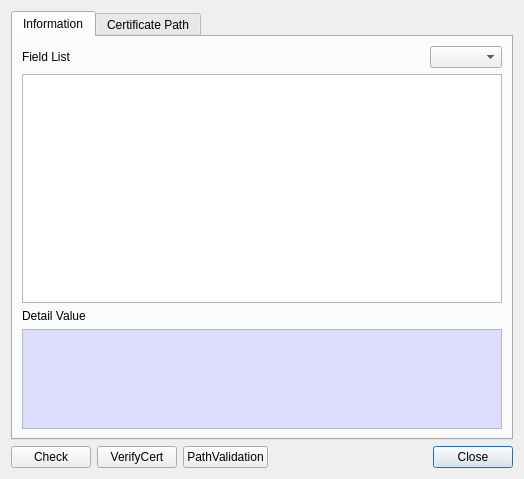
Before: the Qt Designer form CertMan/cert_info_dlg.ui in jykim74/CertMan, drawn with Qt 5.
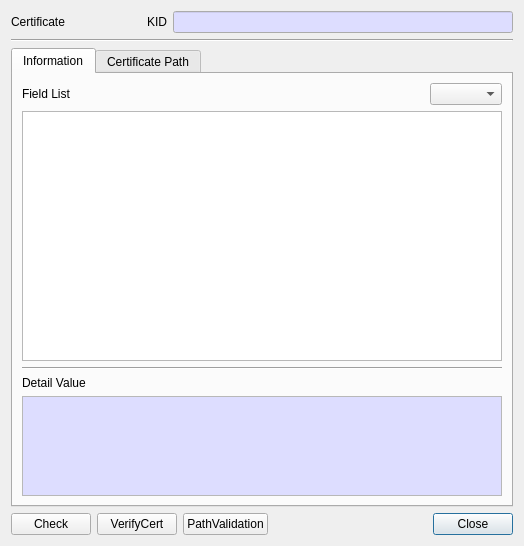
After: the same form once the commit is applied.

Commit message: PriKey Cert CSR KID 지원

The edit to the form file:
```diff
--- a/CertMan/cert_info_dlg.ui
+++ b/CertMan/cert_info_dlg.ui
@@ -7,13 +7,94 @@
     <x>0</x>
     <y>0</y>
     <width>524</width>
-    <height>479</height>
+    <height>546</height>
    </rect>
   </property>
   <property name="windowTitle">
    <string>Certificate information</string>
   </property>
   <layout class="QVBoxLayout" name="verticalLayout">
+   <item>
+    <layout class="QGridLayout" name="gridLayout_5">
+     <property name="topMargin">
+      <number>0</number>
+     </property>
+     <item row="0" column="3">
+      <widget class="QLineEdit" name="mKIDText">
+       <property name="minimumSize">
+        <size>
+         <width>340</width>
+         <height>0</height>
+        </size>
+       </property>
+       <property name="palette">
+        <palette>
+         <active>
+          <colorrole role="Base">
+           <brush brushstyle="SolidPattern">
+            <color alpha="255">
+             <red>221</red>
+             <green>221</green>
+             <blue>255</blue>
+            </color>
+           </brush>
+          </colorrole>
+         </active>
+         <inactive>
+          <colorrole role="Base">
+           <brush brushstyle="SolidPattern">
+            <color alpha="255">
+             <red>221</red>
+             <green>221</green>
+             <blue>255</blue>
+            </color>
+           </brush>
+          </colorrole>
+         </inactive>
+         <disabled/>
+        </palette>
+       </property>
+       <property name="readOnly">
+        <bool>true</bool>
+       </property>
+      </widget>
+     </item>
+     <item row="0" column="0">
+      <widget class="QLabel" name="label_5">
+       <property name="text">
+        <string>Certificate</string>
+       </property>
+      </widget>
+     </item>
+     <item row="0" column="2">
+      <widget class="QLabel" name="label_6">
+       <property name="text">
+        <string>KID</string>
+       </property>
+      </widget>
+     </item>
+     <item row="0" column="1">
+      <spacer name="horizontalSpacer_3">
+       <property name="orientation">
+        <enum>Qt::Horizontal</enum>
+       </property>
+       <property name="sizeHint" stdset="0">
+        <size>
+         <width>40</width>
+         <height>20</height>
+        </size>
+       </property>
+      </spacer>
+     </item>
+    </layout>
+   </item>
+   <item>
+    <widget class="Line" name="line_2">
+     <property name="orientation">
+      <enum>Qt::Horizontal</enum>
+     </property>
+    </widget>
+   </item>
    <item>
     <widget class="QTabWidget" name="tabWidget">
      <property name="minimumSize">
@@ -30,63 +111,6 @@
        <string>Information</string>
       </attribute>
       <layout class="QGridLayout" name="gridLayout_2">
-       <item row="4" column="0">
-        <widget class="QPlainTextEdit" name="mDetailText">
-         <property name="maximumSize">
-          <size>
-           <width>16777215</width>
-           <height>100</height>
-          </size>
-         </property>
-         <property name="palette">
-          <palette>
-           <active>
-            <colorrole role="Base">
-             <brush brushstyle="SolidPattern">
-              <color alpha="255">
-               <red>221</red>
-               <green>221</green>
-               <blue>255</blue>
-              </color>
-             </brush>
-            </colorrole>
-           </active>
-           <inactive>
-            <colorrole role="Base">
-             <brush brushstyle="SolidPattern">
-              <color alpha="255">
-               <red>221</red>
-               <green>221</green>
-               <blue>255</blue>
-              </color>
-             </brush>
-            </colorrole>
-           </inactive>
-           <disabled>
-            <colorrole role="Base">
-             <brush brushstyle="SolidPattern">
-              <color alpha="255">
-               <red>240</red>
-               <green>240</green>
-               <blue>240</blue>
-              </color>
-             </brush>
-            </colorrole>
-           </disabled>
-          </palette>
-         </property>
-         <property name="readOnly">
-          <bool>true</bool>
-         </property>
-        </widget>
-       </item>
-       <item row="3" column="0">
-        <widget class="QLabel" name="label_2">
-         <property name="text">
-          <string>Detail Value</string>
-         </property>
-        </widget>
-       </item>
        <item row="2" column="0">
         <widget class="QTableWidget" name="mFieldTable">
          <property name="minimumSize">
@@ -130,6 +154,70 @@
          </item>
         </layout>
        </item>
+       <item row="5" column="0">
+        <widget class="QPlainTextEdit" name="mDetailText">
+         <property name="maximumSize">
+          <size>
+           <width>16777215</width>
+           <height>100</height>
+          </size>
+         </property>
+         <property name="palette">
+          <palette>
+           <active>
+            <colorrole role="Base">
+             <brush brushstyle="SolidPattern">
+              <color alpha="255">
+               <red>221</red>
+               <green>221</green>
+               <blue>255</blue>
+              </color>
+             </brush>
+            </colorrole>
+           </active>
+           <inactive>
+            <colorrole role="Base">
+             <brush brushstyle="SolidPattern">
+              <color alpha="255">
+               <red>221</red>
+               <green>221</green>
+               <blue>255</blue>
+              </color>
+             </brush>
+            </colorrole>
+           </inactive>
+           <disabled>
+            <colorrole role="Base">
+             <brush brushstyle="SolidPattern">
+              <color alpha="255">
+               <red>240</red>
+               <green>240</green>
+               <blue>240</blue>
+              </color>
+             </brush>
+            </colorrole>
+           </disabled>
+          </palette>
+         </property>
+         <property name="readOnly">
+          <bool>true</bool>
+         </property>
+        </widget>
+       </item>
+       <item row="4" column="0">
+        <widget class="QLabel" name="label_2">
+         <property name="text">
+          <string>Detail Value</string>
+         </property>
+        </widget>
+       </item>
+       <item row="3" column="0">
+        <widget class="Line" name="line">
+         <property name="orientation">
+          <enum>Qt::Horizontal</enum>
+         </property>
+        </widget>
+       </item>
       </layout>
      </widget>
      <widget class="QWidget" name="mPathTab">
```
The commit also changes 5 other files.
